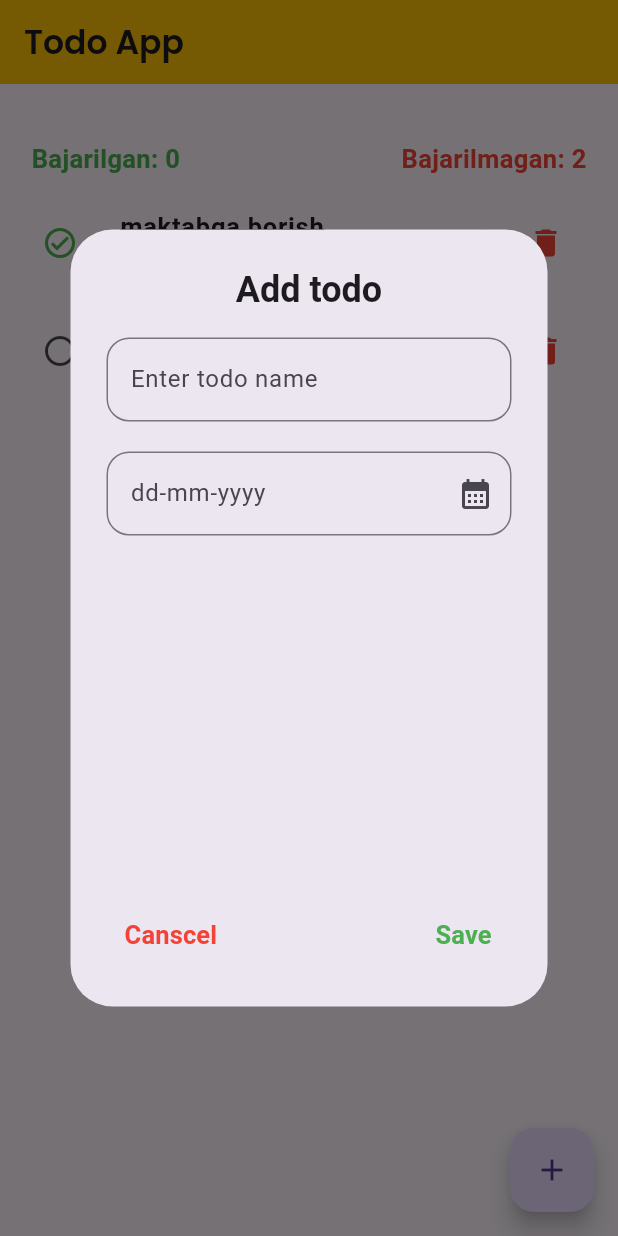
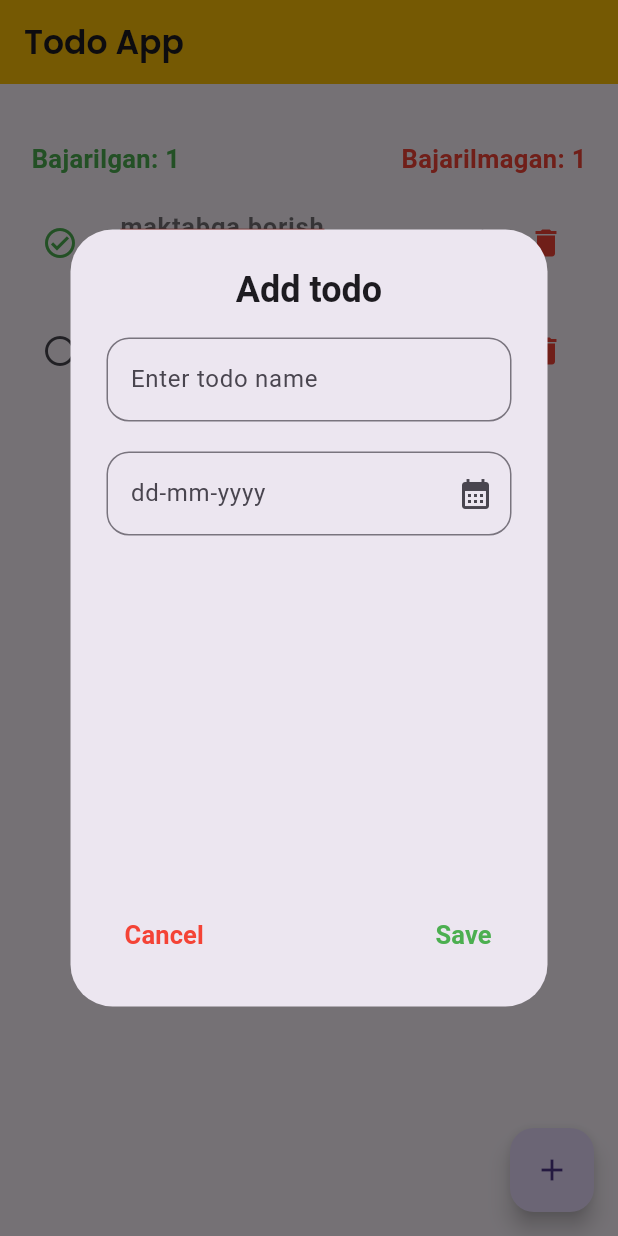
Before and after one commit to abdujalilabdulaxatov/todo, a Flutter app: the screen it shows after launch, after a tap on the "circle" icon, after a tap on the "add" icon, on a phone screen of 412 x 824 dp. Run offline on Flutter 3.47's test engine with Material 3 defaults, Android fonts, the phone set to English and light mode, and no system bars; our stand-ins replace gap, google_fonts.

Commit message:
second commit

```diff
--- a/lib/controllers/todo_controllers.dart
+++ b/lib/controllers/todo_controllers.dart
@@ -2,8 +2,8 @@ import 'package:flutter_application_1/models/todo_models.dart';
 
 class TodoControllers {
   List<TodoModels> list = [
-    TodoModels(name: 'maktabga borish', date: '12-02-2025', isDone: false),
-    TodoModels(name: 'uxlash', date: '23-05-2024', isDone: false),
+    TodoModels(name: 'maktabga borish', date: '2025-02-12', isDone: false),
+    TodoModels(name: 'uxlash', date: '2024-05-06', isDone: false),
   ];
 
   void add(String name, String date, bool isDone) {
--- a/lib/views/home_screen.dart
+++ b/lib/views/home_screen.dart
@@ -1,6 +1,7 @@
 import 'package:flutter/material.dart';
 import 'package:flutter_application_1/controllers/todo_controllers.dart';
 import 'package:flutter_application_1/views/widgets/add_todo.dart';
+import 'package:flutter_application_1/views/widgets/edit_todo.dart';
 import 'package:flutter_application_1/views/widgets/todo_widget.dart';
 import 'package:gap/gap.dart';
 import 'package:google_fonts/google_fonts.dart';
@@ -35,11 +36,19 @@ class _HomeScreenState extends State<HomeScreen> {
               return AddTodo();
             },
           );
-          if (data?['date'].isEmpty) {
-            todoControllers.add(
-                data!['name'], DateTime.now().toString().split(' ')[0], false);
-          } else {
-            todoControllers.add(data!['name'], data['date'], false);
+
+          if (data?['name'] != null) {
+            print("birinchi if");
+            if (data!['date'] != '') {
+              print(data['date']);
+              print("ikkinchi if");
+              todoControllers.add(data['name'], data['date'], false);
+            } else {
+              todoControllers.add(
+                  data['name'], DateTime.now().toString().split(' ')[0], false);
+              print(data['date']);
+              print("object");
+            }
           }
           setState(() {});
         },
@@ -90,7 +99,9 @@ class _HomeScreenState extends State<HomeScreen> {
                         barrierDismissible: false,
                         context: context,
                         builder: (ctx) {
-                          return AddTodo();
+                          return EditTodo(
+                            index: index,
+                          );
                         },
                       );
                       if (data?['date'].isEmpty) {
@@ -105,6 +116,11 @@ class _HomeScreenState extends State<HomeScreen> {
                     onPress: () {
                       setState(() {});
                     },
+                    onTapp: () {
+                      todoControllers.list[index].isDone =
+                          !todoControllers.list[index].isDone;
+                      setState(() {});
+                    },
                   );
                 }),
           ),
--- a/lib/views/widgets/add_todo.dart
+++ b/lib/views/widgets/add_todo.dart
@@ -18,6 +18,9 @@ class _AddTodoState extends State<AddTodo> {
         context: context, firstDate: DateTime(2023), lastDate: DateTime(2025));
     if (_dateTime.toString().isNotEmpty) {
       _dateTextEditingController.text = _dateTime.toString().split(' ')[0];
+      setState(() {});
+    } else {
+      _dateTextEditingController.text = DateTime.now().toString().split(' ')[0];
       setState(() {});
     }
   }
@@ -76,7 +79,7 @@ class _AddTodoState extends State<AddTodo> {
                   Navigator.pop(context);
                 },
                 child: const Text(
-                  'Canscel',
+                  'Cancel',
                   style: TextStyle(
                       color: Colors.red,
                       fontWeight: FontWeight.w600,
--- a/lib/views/widgets/todo_widget.dart
+++ b/lib/views/widgets/todo_widget.dart
@@ -6,12 +6,14 @@ class TodoWidget extends StatefulWidget {
   final Function() onDelete;
   final Function() onEdit;
   final Function() onPress;
+  final Function() onTapp;
   TodoWidget(
       {super.key,
       required this.todoModels,
       required this.onDelete,
       required this.onEdit,
-      required this.onPress});
+      required this.onPress,
+      required this.onTapp});
 
   @override
   State<TodoWidget> createState() => _TodoWidgetState();
@@ -22,11 +24,7 @@ class _TodoWidgetState extends State<TodoWidget> {
   Widget build(BuildContext context) {
     return ListTile(
       leading: IconButton(
-          onPressed: () {
-            widget.todoModels.isDone = !widget.todoModels.isDone;
-
-            setState(() {});
-          },
+          onPressed: widget.onTapp,
           icon: Icon(
             widget.todoModels.isDone
                 ? Icons.check_circle_outlined
@@ -36,6 +34,9 @@ class _TodoWidgetState extends State<TodoWidget> {
       title: Text(
         widget.todoModels.name,
         style: TextStyle(
+            decorationColor: Colors.red,
+            color: widget.todoModels.isDone ? Colors.black54 : null,
+            decorationThickness: 1.5,
             decoration:
                 widget.todoModels.isDone ? TextDecoration.lineThrough : null,
             fontWeight: FontWeight.w600,
```
